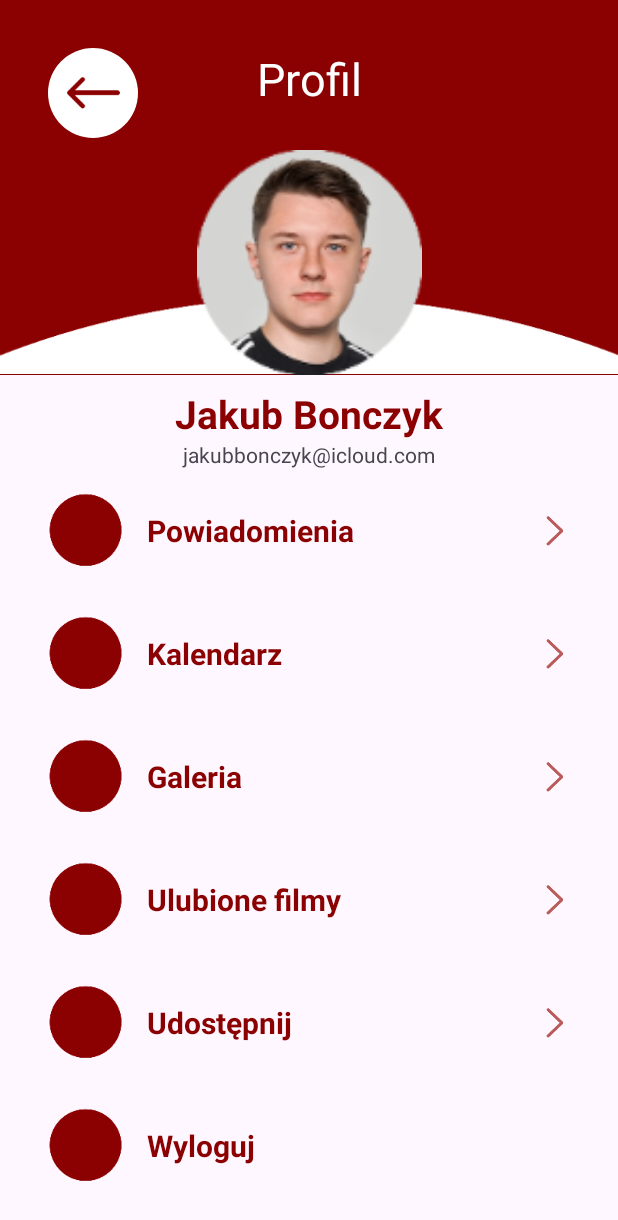
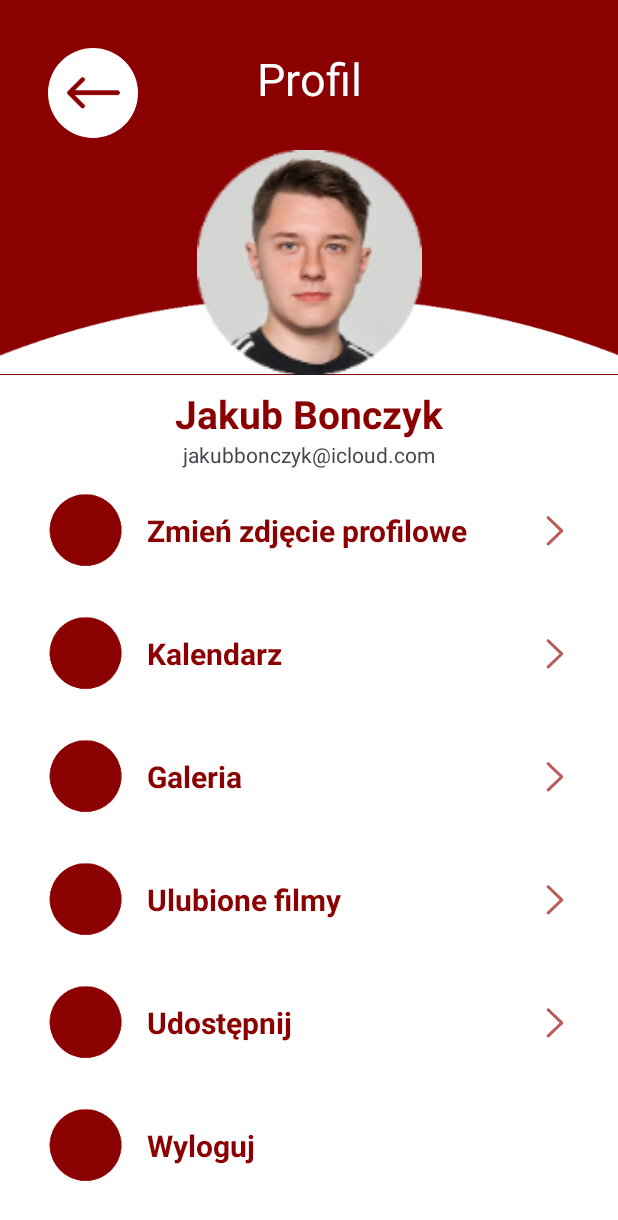
Before and after one commit to jakubbonczyk/FilmerAndroid, an Android app: the UserActivity screen opened directly, with no data from a screen before it, on a phone screen of 412 x 824 dp. Shown: the top 1220 px of the screen. Run offline under Robolectric (Android 15) with nearby library versions, the phone set to English and light mode, and no system bars.

Commit message:
First push of my Filmer - android App

```diff
--- /dev/null
+++ b/app/src/main/java/com/example/filmerandroidapplication/Home.kt
@@ -0,0 +1,7 @@
+package com.example.filmerandroidapplication
+
+import androidx.appcompat.app.AppCompatActivity
+
+class Home : AppCompatActivity() {
+
+}
--- a/app/src/main/res/layout/activity_user.xml
+++ b/app/src/main/res/layout/activity_user.xml
@@ -7,7 +7,8 @@
 
     <ScrollView
         android:layout_width="match_parent"
-        android:layout_height="match_parent">
+        android:layout_height="match_parent"
+        android:background="@color/white">
 
         <LinearLayout
             android:layout_width="match_parent"
@@ -76,29 +77,28 @@
             <TextView
                 android:id="@+id/textView5"
                 android:layout_width="match_parent"
-                android:textAlignment="center"
                 android:layout_height="wrap_content"
                 android:layout_marginTop="8dp"
                 android:text="Jakub Bonczyk"
+                android:textAlignment="center"
                 android:textColor="@color/darkred"
                 android:textSize="26sp"
-                android:textStyle="bold"
-                />
+                android:textStyle="bold" />
 
             <TextView
                 android:id="@+id/textView6"
                 android:layout_width="match_parent"
                 android:layout_height="wrap_content"
-                android:textAlignment="center"
-                android:text="jakubbonczyk@icloud.com" />
+                android:text="jakubbonczyk@icloud.com"
+                android:textAlignment="center" />
 
             <androidx.constraintlayout.widget.ConstraintLayout
                 android:layout_width="match_parent"
+                android:layout_height="match_parent"
                 android:layout_marginStart="32dp"
+                android:layout_marginTop="16dp"
                 android:layout_marginEnd="32dp"
-                android:layout_marginTop="16dp"
-                android:layout_marginBottom="16dp"
-                android:layout_height="match_parent">
+                android:layout_marginBottom="16dp">
 
                 <ImageView
                     android:id="@+id/imageView9"
@@ -107,17 +107,17 @@
                     app:layout_constraintBottom_toBottomOf="parent"
                     app:layout_constraintStart_toStartOf="parent"
                     app:layout_constraintTop_toTopOf="parent"
-                    app:srcCompat="@drawable/btn"/>
+                    app:srcCompat="@drawable/btn" />
 
                 <TextView
                     android:id="@+id/textView8"
                     android:layout_width="wrap_content"
                     android:layout_height="wrap_content"
                     android:layout_marginStart="16dp"
-                    android:text="Powiadomienia"
-                    android:textStyle="bold"
+                    android:text="Zmień zdjęcie profilowe"
                     android:textColor="@color/darkred"
                     android:textSize="20sp"
+                    android:textStyle="bold"
                     app:layout_constraintBottom_toBottomOf="parent"
                     app:layout_constraintStart_toEndOf="@+id/imageView9"
                     app:layout_constraintTop_toTopOf="parent" />
@@ -134,11 +134,11 @@
 
             <androidx.constraintlayout.widget.ConstraintLayout
                 android:layout_width="match_parent"
+                android:layout_height="match_parent"
                 android:layout_marginStart="32dp"
+                android:layout_marginTop="16dp"
                 android:layout_marginEnd="32dp"
-                android:layout_marginTop="16dp"
-                android:layout_marginBottom="16dp"
-                android:layout_height="match_parent">
+                android:layout_marginBottom="16dp">
 
                 <ImageView
                     android:id="@+id/imageView11"
@@ -174,11 +174,11 @@
 
             <androidx.constraintlayout.widget.ConstraintLayout
                 android:layout_width="match_parent"
+                android:layout_height="match_parent"
                 android:layout_marginStart="32dp"
+                android:layout_marginTop="16dp"
                 android:layout_marginEnd="32dp"
-                android:layout_marginTop="16dp"
-                android:layout_marginBottom="16dp"
-                android:layout_height="match_parent">
+                android:layout_marginBottom="16dp">
 
                 <ImageView
                     android:id="@+id/imageView13"
@@ -214,11 +214,11 @@
 
             <androidx.constraintlayout.widget.ConstraintLayout
                 android:layout_width="match_parent"
+                android:layout_height="match_parent"
                 android:layout_marginStart="32dp"
+                android:layout_marginTop="16dp"
                 android:layout_marginEnd="32dp"
-                android:layout_marginTop="16dp"
-                android:layout_marginBottom="16dp"
-                android:layout_height="match_parent">
+                android:layout_marginBottom="16dp">
 
                 <ImageView
                     android:id="@+id/imageView14"
@@ -235,9 +235,9 @@
                     android:layout_height="wrap_content"
                     android:layout_marginStart="16dp"
                     android:text="Ulubione filmy"
-                    android:textStyle="bold"
                     android:textColor="@color/darkred"
                     android:textSize="20sp"
+                    android:textStyle="bold"
                     app:layout_constraintBottom_toBottomOf="parent"
                     app:layout_constraintStart_toEndOf="@+id/imageView14"
                     app:layout_constraintTop_toTopOf="parent" />
@@ -254,11 +254,11 @@
 
             <androidx.constraintlayout.widget.ConstraintLayout
                 android:layout_width="match_parent"
+                android:layout_height="match_parent"
                 android:layout_marginStart="32dp"
+                android:layout_marginTop="16dp"
                 android:layout_marginEnd="32dp"
-                android:layout_marginTop="16dp"
-                android:layout_marginBottom="16dp"
-                android:layout_height="match_parent">
+                android:layout_marginBottom="16dp">
 
                 <ImageView
                     android:id="@+id/imageView16"
@@ -294,11 +294,11 @@
 
             <androidx.constraintlayout.widget.ConstraintLayout
                 android:layout_width="match_parent"
+                android:layout_height="match_parent"
                 android:layout_marginStart="32dp"
+                android:layout_marginTop="16dp"
                 android:layout_marginEnd="32dp"
-                android:layout_marginTop="16dp"
-                android:layout_marginBottom="16dp"
-                android:layout_height="match_parent">
+                android:layout_marginBottom="16dp">
 
                 <ImageView
                     android:id="@+id/imageView18"
@@ -315,9 +315,9 @@
                     android:layout_height="wrap_content"
                     android:layout_marginStart="16dp"
                     android:text="Wyloguj"
-                    android:textStyle="bold"
                     android:textColor="@color/darkred"
                     android:textSize="20sp"
+                    android:textStyle="bold"
                     app:layout_constraintBottom_toBottomOf="parent"
                     app:layout_constraintStart_toEndOf="@+id/imageView18"
                     app:layout_constraintTop_toTopOf="parent" />
```
